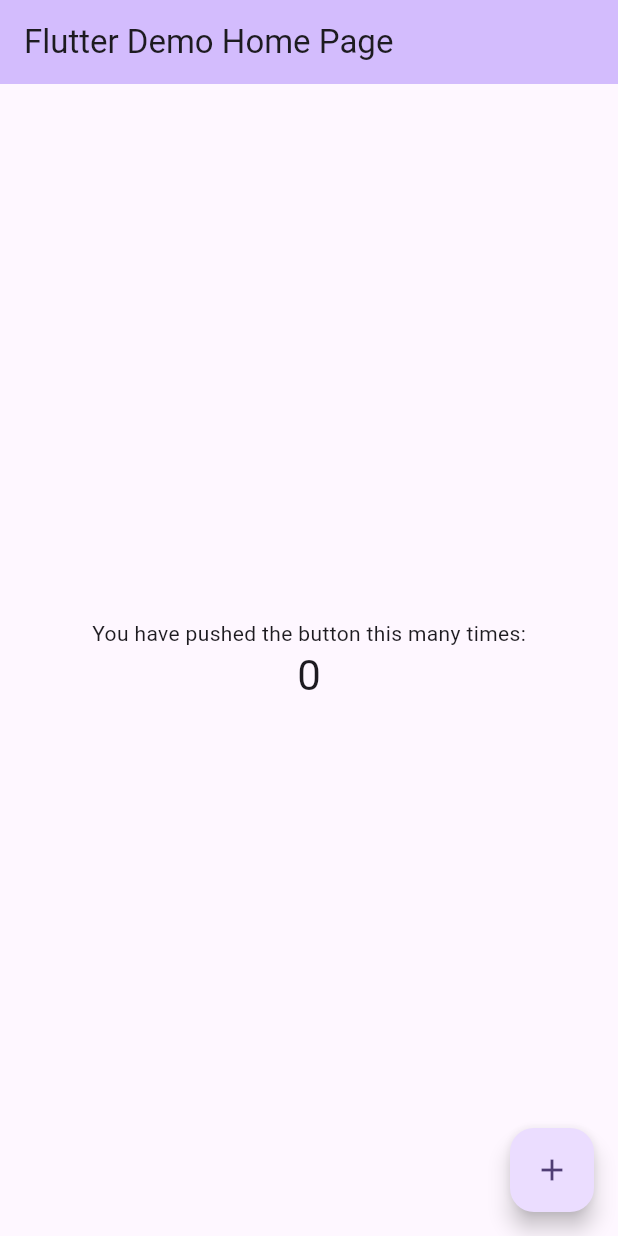
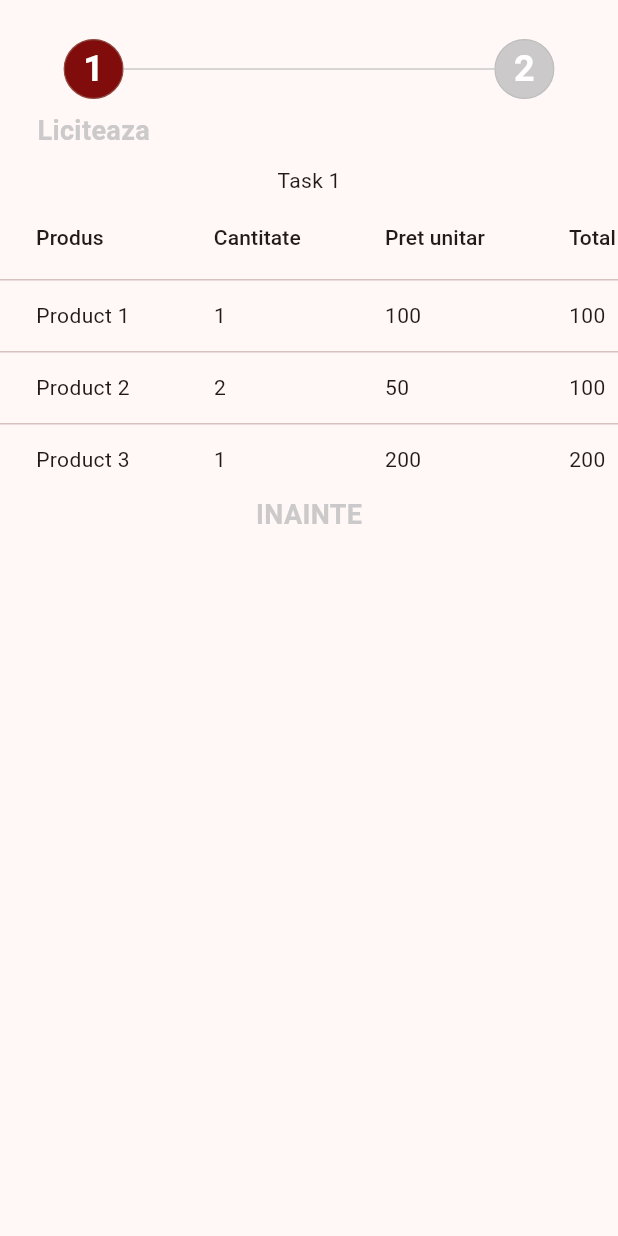
Before and after one commit to dorobantu14/repair_shop, a Flutter app: the screen it shows after launch, on a phone screen of 412 x 824 dp. Run offline on Flutter 3.47's test engine with Material 3 defaults, Android fonts, the phone set to English and light mode, and no system bars; drawn by our look-alikes of easy_stepper; our stand-ins replace flutter_bloc, freezed_annotation; generated files the repository leaves out were written again.

Commit message:
Added main components

```diff
--- /dev/null
+++ b/lib/core/colors.dart
@@ -0,0 +1,10 @@
+import 'dart:ui';
+
+abstract class AppColors {
+  static const Color primary = Color(0xFF810C0C);
+  static const Color secondary = Color(0xFFE5E5E5);
+  static const Color white = Color(0xFFFFFFFF);
+  static const Color text = Color(0xFF000000);
+  static const Color lightGrey = Color(0xFFCBC9C9);
+  static const Color green = Color(0xFF32CC32);
+}
--- /dev/null
+++ b/lib/core/core.dart
@@ -0,0 +1,3 @@
+export 'colors.dart';
+export 'strings.dart';
+export 'text_styles.dart';
--- /dev/null
+++ b/lib/core/strings.dart
@@ -0,0 +1,20 @@
+abstract class Strings {
+  static const String bidText = 'Liciteaza';
+  static const String createQuoteText = 'Creeaza deviz';
+  static const String task1Text = 'Task 1';
+  static const String task2Text = 'Task 2';
+  static const String productText = 'Produs';
+  static const String quantityText = 'Cantitate';
+  static const String unitaryPriceText = 'Pret unitar';
+  static const String totalText = 'Total';
+  static const String nextText = 'INAINTE';
+  static const String backText = 'INAPOI';
+  static const String createText = 'Creeaza';
+  static const String setTimeText = 'Stabileste ora';
+  static const String tendersText = 'Ofertanti';
+  static const String searchTenderText = 'Cauta ofertant';
+  static const String sortingText = 'Sortare dupa';
+  static const String ratingText = 'Rating';
+  static const String priceText = 'Pret';
+  static const String timeText = 'Timp';
+}
--- /dev/null
+++ b/lib/core/text_styles.dart
@@ -0,0 +1,53 @@
+import 'package:flutter/material.dart';
+import 'package:repair_shop/core/colors.dart';
+
+abstract class TextStyles {
+  static const boldSubtitleTextStyle = TextStyle(
+    fontSize: 32,
+    fontWeight: FontWeight.bold,
+    color: AppColors.text,
+  );
+
+  static const normalBoldTextStyle = TextStyle(
+    fontSize: 16,
+    fontWeight: FontWeight.bold,
+    color: AppColors.text,
+  );
+
+  static const blackButtonTextStyle = TextStyle(
+    fontSize: 16,
+    color: AppColors.text,
+  );
+
+  static const whiteButtonTextStyle = TextStyle(
+    fontSize: 16,
+    color: AppColors.white,
+  );
+
+  static const whiteBoldTextStyle = TextStyle(
+    fontSize: 24,
+    color: AppColors.white,
+    fontWeight: FontWeight.w600,
+  );
+
+  static const whiteNormalTextStyle = TextStyle(
+    fontSize: 14,
+    color: AppColors.secondary,
+  );
+
+  static const normalGreyTextStyle = TextStyle(
+    fontSize: 16,
+    color: AppColors.lightGrey,
+  );
+
+  static const boldGreyTextStyle = TextStyle(
+    fontSize: 18,
+    fontWeight: FontWeight.bold,
+    color: AppColors.lightGrey,
+  );
+
+  static const greySubtitleTextStyle = TextStyle(
+    fontSize: 18,
+    color: AppColors.lightGrey,
+  );
+}
--- a/lib/main.dart
+++ b/lib/main.dart
@@ -1,4 +1,7 @@
 import 'package:flutter/material.dart';
+import 'package:repair_shop/core/core.dart';
+
+import 'main_screen/presentation/main_screen.dart';
 
 void main() {
   runApp(const MyApp());
@@ -13,113 +16,10 @@
     return MaterialApp(
       title: 'Flutter Demo',
       theme: ThemeData(
-        // This is the theme of your application.
-        //
-        // TRY THIS: Try running your application with "flutter run". You'll see
-        // the application has a purple toolbar. Then, without quitting the app,
-        // try changing the seedColor in the colorScheme below to Colors.green
-        // and then invoke "hot reload" (save your changes or press the "hot
-        // reload" button in a Flutter-supported IDE, or press "r" if you used
-        // the command line to start the app).
-        //
-        // Notice that the counter didn't reset back to zero; the application
-        // state is not lost during the reload. To reset the state, use hot
-        // restart instead.
-        //
-        // This works for code too, not just values: Most code changes can be
-        // tested with just a hot reload.
-        colorScheme: ColorScheme.fromSeed(seedColor: Colors.deepPurple),
+        colorScheme: ColorScheme.fromSeed(seedColor: AppColors.primary),
         useMaterial3: true,
       ),
-      home: const MyHomePage(title: 'Flutter Demo Home Page'),
+      home: const MainScreen(),
     );
   }
 }
-
-class MyHomePage extends StatefulWidget {
-  const MyHomePage({super.key, required this.title});
-
-  // This widget is the home page of your application. It is stateful, meaning
-  // that it has a State object (defined below) that contains fields that affect
-  // how it looks.
-
-  // This class is the configuration for the state. It holds the values (in this
-  // case the title) provided by the parent (in this case the App widget) and
-  // used by the build method of the State. Fields in a Widget subclass are
-  // always marked "final".
-
-  final String title;
-
-  @override
-  State<MyHomePage> createState() => _MyHomePageState();
-}
-
-class _MyHomePageState extends State<MyHomePage> {
-  int _counter = 0;
-
-  void _incrementCounter() {
-    setState(() {
-      // This call to setState tells the Flutter framework that something has
-      // changed in this State, which causes it to rerun the build method below
-      // so that the display can reflect the updated values. If we changed
-      // _counter without calling setState(), then the build method would not be
-      // called again, and so nothing would appear to happen.
-      _counter++;
-    });
-  }
-
-  @override
-  Widget build(BuildContext context) {
-    // This method is rerun every time setState is called, for instance as done
-    // by the _incrementCounter method above.
-    //
-    // The Flutter framework has been optimized to make rerunning build methods
-    // fast, so that you can just rebuild anything that needs updating rather
-    // than having to individually change instances of widgets.
-    return Scaffold(
-      appBar: AppBar(
-        // TRY THIS: Try changing the color here to a specific color (to
-        // Colors.amber, perhaps?) and trigger a hot reload to see the AppBar
-        // change color while the other colors stay the same.
-        backgroundColor: Theme.of(context).colorScheme.inversePrimary,
-        // Here we take the value from the MyHomePage object that was created by
-        // the App.build method, and use it to set our appbar title.
-        title: Text(widget.title),
-      ),
-      body: Center(
-        // Center is a layout widget. It takes a single child and positions it
-        // in the middle of the parent.
-        child: Column(
-          // Column is also a layout widget. It takes a list of children and
-          // arranges them vertically. By default, it sizes itself to fit its
-          // children horizontally, and tries to be as tall as its parent.
-          //
-          // Column has various properties to control how it sizes itself and
-          // how it positions its children. Here we use mainAxisAlignment to
-          // center the children vertically; the main axis here is the vertical
-          // axis because Columns are vertical (the cross axis would be
-          // horizontal).
-          //
-          // TRY THIS: Invoke "debug painting" (choose the "Toggle Debug Paint"
-          // action in the IDE, or press "p" in the console), to see the
-          // wireframe for each widget.
-          mainAxisAlignment: MainAxisAlignment.center,
-          children: <Widget>[
-            const Text(
-              'You have pushed the button this many times:',
-            ),
-            Text(
-              '$_counter',
-              style: Theme.of(context).textTheme.headlineMedium,
-            ),
-          ],
-        ),
-      ),
-      floatingActionButton: FloatingActionButton(
-        onPressed: _incrementCounter,
-        tooltip: 'Increment',
-        child: const Icon(Icons.add),
-      ), // This trailing comma makes auto-formatting nicer for build methods.
-    );
-  }
-}
--- /dev/null
+++ b/lib/main_screen/domain/bloc/shop_bloc.dart
@@ -0,0 +1,36 @@
+import 'package:flutter_bloc/flutter_bloc.dart';
+import 'package:freezed_annotation/freezed_annotation.dart';
+import 'package:repair_shop/main_screen/models/product_model.dart';
+
+part 'shop_bloc.freezed.dart';
+
+part 'shop_event.dart';
+
+part 'shop_state.dart';
+
+class ShopBloc extends Bloc<ShopEvent, ShopState> {
+  ShopBloc() : super(const ShopState()) {
+    on<_AddProductEvent>(_onAddProduct);
+    on<_RemoveProductEvent>(_onRemoveProduct);
+  }
+
+  Future<void> _onAddProduct(
+    _AddProductEvent event,
+    Emitter<ShopState> emit,
+  ) async {
+    emit(state.copyWith(status: ShopStatus.loading));
+    final products = List<ProductModel>.from(state.products);
+    products.add(event.product);
+    emit(state.copyWith(status: ShopStatus.success, products: products));
+  }
+
+  Future<void> _onRemoveProduct(
+    _RemoveProductEvent event,
+    Emitter<ShopState> emit,
+  ) async {
+    emit(state.copyWith(status: ShopStatus.loading));
+    final products = List<ProductModel>.from(state.products);
+    products.remove(event.product);
+    emit(state.copyWith(status: ShopStatus.success, products: products));
+  }
+}
--- /dev/null
+++ b/lib/main_screen/domain/bloc/shop_event.dart
@@ -0,0 +1,12 @@
+part of 'shop_bloc.dart';
+
+@freezed
+class ShopEvent with _$ShopEvent {
+  const factory ShopEvent.addProduct({
+    required ProductModel product,
+  }) = _AddProductEvent;
+
+  const factory ShopEvent.removeProduct({
+    required ProductModel product,
+  }) = _RemoveProductEvent;
+}
--- /dev/null
+++ b/lib/main_screen/domain/bloc/shop_state.dart
@@ -0,0 +1,16 @@
+part of 'shop_bloc.dart';
+
+@freezed
+class ShopState with _$ShopState {
+  const factory ShopState({
+    @Default(ShopStatus.initial) ShopStatus status,
+    @Default([]) List<ProductModel> products,
+  }) = _ShopState;
+}
+
+enum ShopStatus {
+  initial,
+  loading,
+  success,
+  error,
+}
--- /dev/null
+++ b/lib/main_screen/models/product_model.dart
@@ -0,0 +1,16 @@
+import 'package:freezed_annotation/freezed_annotation.dart';
+
+part 'product_model.freezed.dart';
+
+part 'product_model.g.dart';
+
+@freezed
+class ProductModel with _$ProductModel {
+  const factory ProductModel({
+    required String name,
+    required int price,
+  }) = _ProductModel;
+
+  factory ProductModel.fromJson(Map<String, dynamic> json) =>
+      _$ProductModelFromJson(json);
+}
--- /dev/null
+++ b/lib/main_screen/presentation/main_screen.dart
@@ -0,0 +1,96 @@
+import 'package:easy_stepper/easy_stepper.dart';
+import 'package:flutter/material.dart';
+import 'package:repair_shop/core/core.dart';
+import 'package:repair_shop/main_screen/presentation/products_screen.dart';
+import 'package:repair_shop/main_screen/presentation/schedule_screen.dart';
+import 'package:repair_shop/main_screen/presentation/stepper.dart';
+import 'package:collection/collection.dart';
+
+class MainScreen extends StatefulWidget {
+  const MainScreen({super.key});
+
+  @override
+  State<MainScreen> createState() => _MainScreenState();
+}
+
+class _MainScreenState extends State<MainScreen> {
+  int activeIndex = 0;
+  final steps = <String>[
+    Strings.bidText,
+    Strings.setTimeText,
+  ];
+
+  final stepsContent = <Widget>[
+    const ProductsScreen(),
+    const ScheduleScreen(),
+  ];
+
+  @override
+  Widget build(BuildContext context) {
+    return Scaffold(
+      body: SafeArea(
+        minimum: const EdgeInsets.only(top: 16),
+        child: Column(
+          children: [
+            AppDotStepper(
+              dotCount: 2,
+              activeStep: activeIndex,
+              steps: _buildSteps(),
+            ),
+            stepsContent[activeIndex],
+            Row(
+              mainAxisAlignment: MainAxisAlignment.spaceEvenly,
+              children: [
+                if (activeIndex >= steps.length - 1) _getBackButton(),
+                if (activeIndex < steps.length) _getNextButton(),
+              ],
+            ),
+          ],
+        ),
+      ),
+    );
+  }
+
+  List<EasyStep> _buildSteps() {
+    return steps.mapIndexed((index, step) {
+      return EasyStep(
+        customStep: Text(
+          '${index + 1}',
+          style: TextStyles.whiteBoldTextStyle,
+        ),
+        customTitle: Text(
+          index == activeIndex ? step : '',
+          style: TextStyles.boldGreyTextStyle,
+        ),
+      );
+    }).toList();
+  }
+
+  Widget _getNextButton() {
+    return GestureDetector(
+      onTap: () {
+        setState(() {
+          activeIndex++;
+        });
+      },
+      child: const Text(
+        Strings.nextText,
+        style: TextStyles.boldGreyTextStyle,
+      ),
+    );
+  }
+
+  Widget _getBackButton() {
+    return GestureDetector(
+      onTap: () {
+        setState(() {
+          activeIndex--;
+        });
+      },
+      child: const Text(
+        Strings.backText,
+        style: TextStyles.boldGreyTextStyle,
+      ),
+    );
+  }
+}
--- /dev/null
+++ b/lib/main_screen/presentation/products_screen.dart
@@ -0,0 +1,60 @@
+import 'package:flutter/material.dart';
+import 'package:repair_shop/core/core.dart';
+
+class ProductsScreen extends StatefulWidget {
+  const ProductsScreen({super.key});
+
+  @override
+  State<ProductsScreen> createState() => _ProductsScreenState();
+}
+
+class _ProductsScreenState extends State<ProductsScreen> {
+  final tableColumns = <DataColumn>[
+    DataColumn(label: Text(Strings.productText)),
+    DataColumn(label: Text(Strings.quantityText)),
+    DataColumn(label: Text(Strings.unitaryPriceText)),
+    DataColumn(label: Text(Strings.totalText)),
+  ];
+
+  @override
+  Widget build(BuildContext context) {
+    return Column(
+      children: [
+        Text(Strings.task1Text),
+        // table
+        SingleChildScrollView(
+          scrollDirection: Axis.horizontal,
+          child: DataTable(
+            columns: tableColumns,
+            rows: [
+              DataRow(
+                cells: [
+                  DataCell(Text('Product 1')),
+                  DataCell(Text('1')),
+                  DataCell(Text('100')),
+                  DataCell(Text('100')),
+                ],
+              ),
+              DataRow(
+                cells: [
+                  DataCell(Text('Product 2')),
+                  DataCell(Text('2')),
+                  DataCell(Text('50')),
+                  DataCell(Text('100')),
+                ],
+              ),
+              DataRow(
+                cells: [
+                  DataCell(Text('Product 3')),
+                  DataCell(Text('1')),
+                  DataCell(Text('200')),
+                  DataCell(Text('200')),
+                ],
+              ),
+            ],
+          ),
+        ),
+      ],
+    );
+  }
+}
--- /dev/null
+++ b/lib/main_screen/presentation/schedule_screen.dart
@@ -0,0 +1,12 @@
+import 'package:flutter/material.dart';
+
+class ScheduleScreen extends StatelessWidget {
+  const ScheduleScreen({super.key});
+
+  @override
+  Widget build(BuildContext context) {
+    return Center(
+      child: Text('Schedule Screen'),
+    );
+  }
+}
--- /dev/null
+++ b/lib/main_screen/presentation/stepper.dart
@@ -0,0 +1,41 @@
+import 'package:easy_stepper/easy_stepper.dart';
+import 'package:flutter/material.dart';
+import 'package:repair_shop/core/core.dart';
+
+class AppDotStepper extends StatelessWidget {
+  const AppDotStepper({
+    super.key,
+    required this.dotCount,
+    required this.activeStep,
+    this.tappingEnabled,
+    this.onDotTapped,
+    required this.steps,
+  });
+
+  final int dotCount;
+  final int activeStep;
+  final bool? tappingEnabled;
+  final Function(int)? onDotTapped;
+  final List<EasyStep> steps;
+
+  @override
+  Widget build(BuildContext context) {
+    return EasyStepper(
+      activeStep: activeStep,
+      steps: steps,
+      activeStepBackgroundColor: AppColors.primary,
+      unreachedStepBackgroundColor: AppColors.lightGrey,
+      finishedStepBackgroundColor: AppColors.green,
+      defaultStepBorderType: BorderType.normal,
+      lineStyle:  LineStyle(
+        lineType: LineType.normal,
+        activeLineColor: AppColors.lightGrey,
+        defaultLineColor: AppColors.lightGrey,
+        lineLength: MediaQuery.of(context).size.width * 0.6,
+      ),
+      showLoadingAnimation: false,
+      stepRadius: 20,
+      internalPadding: 0,
+    );
+  }
+}
```
Also changed, not shown: pubspec.yaml (+9 -18 lines), lib/main_screen/models/product_model.freezed.dart (added), lib/main_screen/models/product_model.g.dart (added), pubspec.lock.
